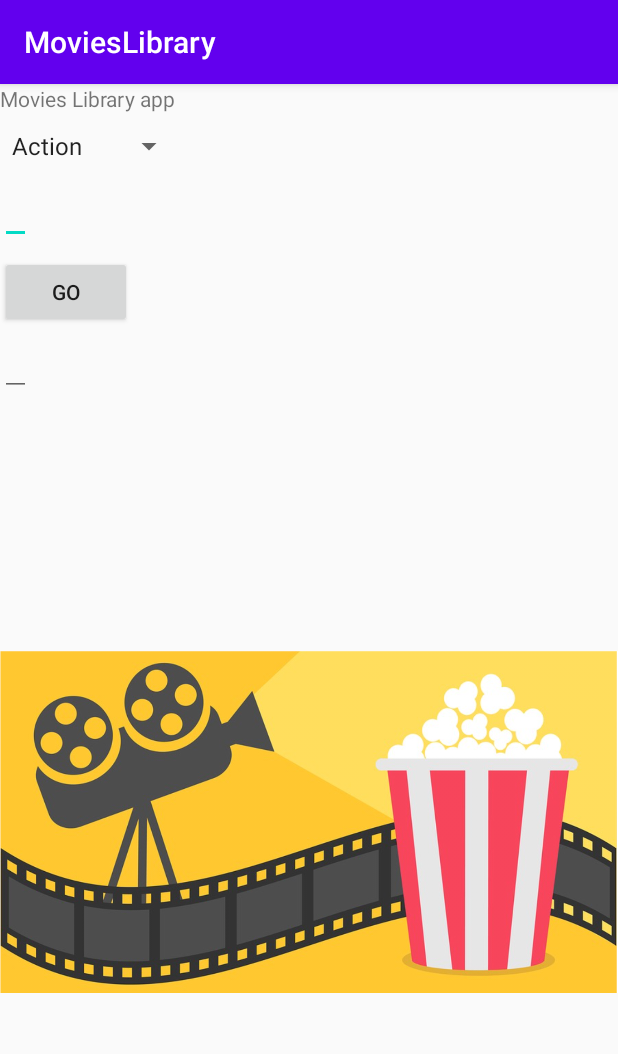
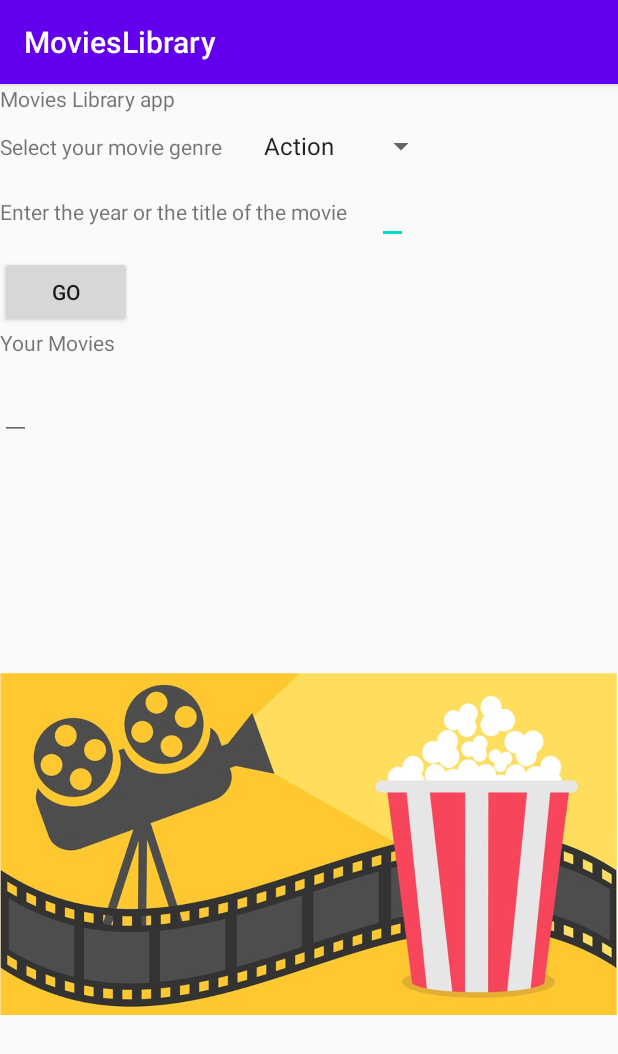
Before and after one commit to HibaBader/Assignment-1android, an Android app: the screen it shows after launch (MainActivity), on a phone screen of 412 x 824 dp. Shown: the top 1054 px of the screen. Run offline under Robolectric (Android 15) with nearby library versions, the light colour scheme and no system bars.

Commit message:
LibraryMoviesVersion1

```diff
--- a/app/src/main/res/layout/activity_main.xml
+++ b/app/src/main/res/layout/activity_main.xml
@@ -15,19 +15,44 @@
         android:layout_marginBottom="10dp"
         />
 
+    <LinearLayout
+        android:layout_width="wrap_content"
+        android:layout_height="wrap_content"
+        android:orientation="horizontal">
 
-    <Spinner
-        android:layout_marginBottom="8dp"
-        android:layout_width="wrap_content"
-        android:id="@+id/spinner"
-        android:layout_height="wrap_content"></Spinner>
+        <TextView
+            android:layout_width="wrap_content"
+            android:layout_height="wrap_content"
+            android:layout_marginBottom="10dp"
+            android:layout_marginRight="20dp"
+            android:text="Select your movie genre" />
 
 
-    <EditText
-        android:id="@+id/editTextInput"
+        <Spinner
+            android:id="@+id/spinner"
+            android:layout_width="wrap_content"
+            android:layout_height="wrap_content"
+            android:layout_marginBottom="8dp"></Spinner>
+    </LinearLayout>
+    <LinearLayout
         android:layout_width="wrap_content"
         android:layout_height="wrap_content"
-        android:layout_marginBottom="8dp" />
+        android:orientation="horizontal">
+        <TextView
+            android:layout_width="wrap_content"
+            android:layout_height="wrap_content"
+            android:text="Enter the year or the title of the movie"
+            android:layout_marginBottom="10dp"
+            ></TextView>
+        <EditText
+            android:id="@+id/editTextInput"
+            android:layout_width="wrap_content"
+            android:layout_height="wrap_content"
+            android:layout_marginBottom="8dp"
+            android:layout_marginLeft="20dp"/>
+    </LinearLayout>
+
+
 
     <Button
         android:id="@+id/btnGo"
@@ -35,6 +60,14 @@
         android:layout_height="wrap_content"
         android:onClick="btnGoOnClick"
         android:text="Go" />
+    <TextView
+        android:layout_width="wrap_content"
+        android:layout_height="wrap_content"
+        android:layout_marginBottom="10dp"
+        android:text="Your Movies">
+
+    </TextView>
+
 
     <EditText
         android:layout_marginBottom="8dp"
```
